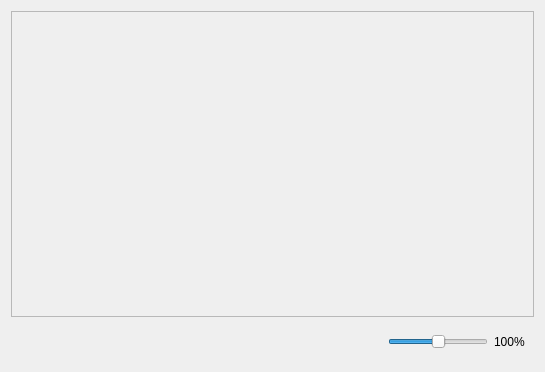
Ovilia/PIP, file src/ImageWidget.ui: the form before one commit.
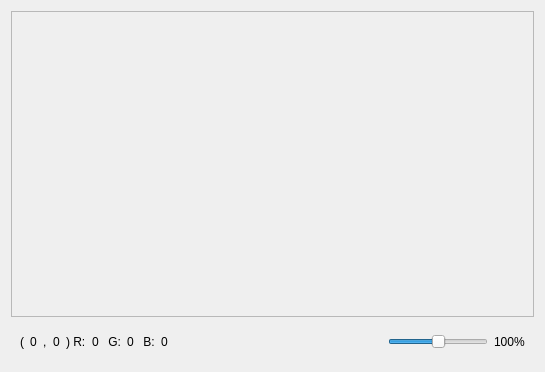
The form after the commit.

Commit message: Customed filter complete. Pixel info complete

```diff
--- a/src/ImageWidget.ui
+++ b/src/ImageWidget.ui
@@ -24,10 +24,82 @@
     <widget class="QWidget" name="widget" native="true">
      <layout class="QHBoxLayout" name="horizontalLayout">
       <item>
-       <widget class="QLabel" name="infoLabel">
-        <property name="text">
-         <string/>
-        </property>
+       <widget class="QWidget" name="infoWidget" native="true">
+        <layout class="QHBoxLayout" name="horizontalLayout_2">
+         <property name="margin">
+          <number>0</number>
+         </property>
+         <item>
+          <widget class="QLabel" name="label">
+           <property name="text">
+            <string>(</string>
+           </property>
+          </widget>
+         </item>
+         <item>
+          <widget class="QLabel" name="xPosLabel">
+           <property name="text">
+            <string>0</string>
+           </property>
+          </widget>
+         </item>
+         <item>
+          <widget class="QLabel" name="label_2">
+           <property name="text">
+            <string>,</string>
+           </property>
+          </widget>
+         </item>
+         <item>
+          <widget class="QLabel" name="yPosLabel">
+           <property name="text">
+            <string>0</string>
+           </property>
+          </widget>
+         </item>
+         <item>
+          <widget class="QLabel" name="label_3">
+           <property name="text">
+            <string>) R:</string>
+           </property>
+          </widget>
+         </item>
+         <item>
+          <widget class="QLabel" name="rLabel">
+           <property name="text">
+            <string>0</string>
+           </property>
+          </widget>
+         </item>
+         <item>
+          <widget class="QLabel" name="label_4">
+           <property name="text">
+            <string> G:</string>
+           </property>
+          </widget>
+         </item>
+         <item>
+          <widget class="QLabel" name="gLabel">
+           <property name="text">
+            <string>0</string>
+           </property>
+          </widget>
+         </item>
+         <item>
+          <widget class="QLabel" name="label_5">
+           <property name="text">
+            <string> B:</string>
+           </property>
+          </widget>
+         </item>
+         <item>
+          <widget class="QLabel" name="bLabel">
+           <property name="text">
+            <string>0</string>
+           </property>
+          </widget>
+         </item>
+        </layout>
        </widget>
       </item>
       <item>
```
Left out of the diff: 35 changed lines with no effect on the pictures. The commit also changes 8 other files.
